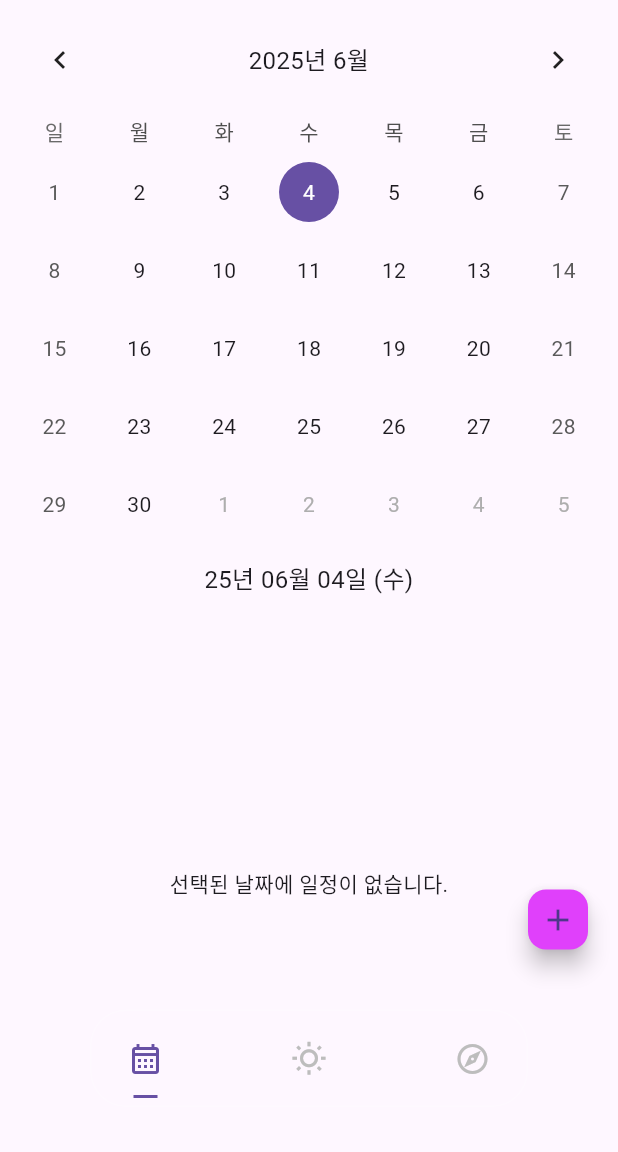
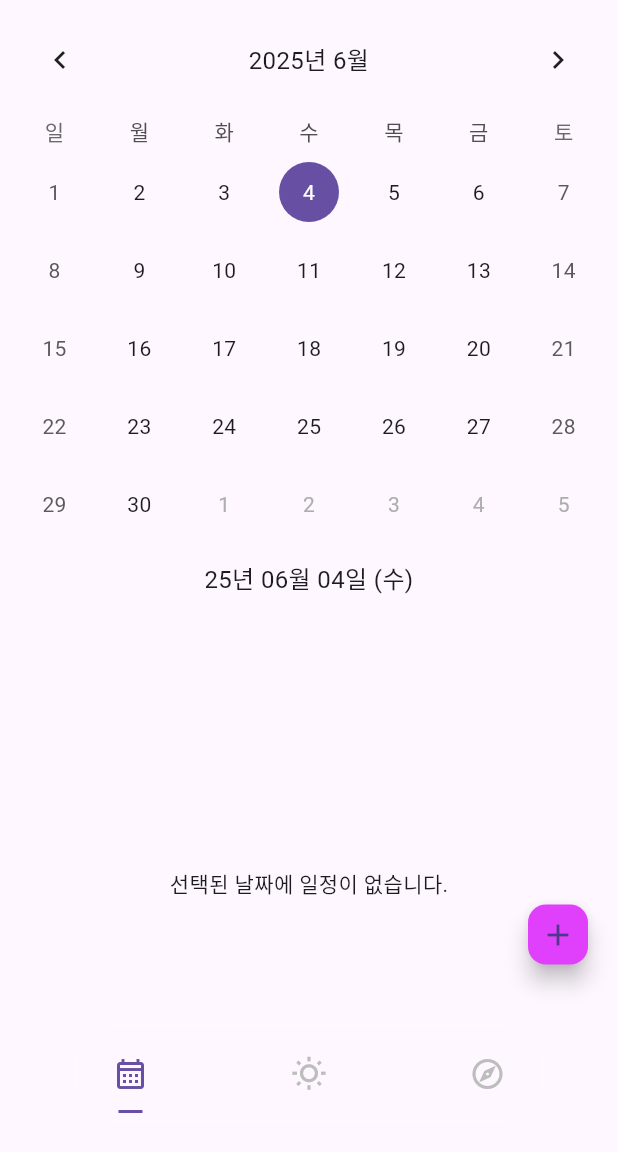
Before and after one commit to creatorjun/SafeDiary, a Flutter app: the HomeScreen screen opened by its route, on a phone screen of 412 x 824 dp, the part 84-1236 px from its top. Run offline on Flutter 3.47's test engine with Material 3 defaults, Android fonts, the phone set to English and light mode, and no system bars; drawn by our look-alikes of crystal_navigation_bar, table_calendar; our stand-ins replace flutter_dotenv, flutter_secure_storage, flutter_svg_provider, get; missing offline and left inert: kakao_flutter_sdk, naver_login_sdk; accounts and stored records are empty.

```diff
--- a/lib/app/controllers/login_controller.dart
+++ b/lib/app/controllers/login_controller.dart
@@ -99,6 +99,10 @@ class LoginController extends GetxController {
           isAppPasswordSet: responseData['appPasswordSet'] as bool? ?? false,
           createdAt: responseData['createdAt'] != null ? DateTime.tryParse(responseData['createdAt']) : null,
         );
+
+        if(kDebugMode){
+          print(user.toString());
+        }
 
         if (_user.value.safeRefreshToken != null) {
           await _secureStorageService.saveRefreshToken(refreshToken: _user.value.safeRefreshToken!);
@@ -216,7 +220,6 @@ class LoginController extends GetxController {
         id: rawId,
         nickname: kakaoApiUser.kakaoAccount?.profile?.nickname,
         socialAccessToken: kakaoToken.accessToken,
-        // partnerNickname은 소셜 로그인 시점에는 알 수 없음
       );
       User? updatedUser = await _fetchServiceTokensAndUpdateUser(socialUser);
       if (updatedUser != null) {
@@ -548,7 +551,6 @@ class LoginController extends GetxController {
       if (response.statusCode == 204 || response.statusCode == 200) {
         LoginPlatform currentPlatform = _user.value.platform;
         if (currentPlatform == LoginPlatform.naver) {
-          // Naver SDK unlinking
         } else if (currentPlatform == LoginPlatform.kakao) {
           try {
             await kakao.UserApi.instance.unlink();
--- a/lib/app/views/home_screen.dart
+++ b/lib/app/views/home_screen.dart
@@ -89,16 +89,14 @@ class HomeScreen extends GetView<HomeController> {
           ),
         ],
       ),
-      body: Obx(
+      body: Obx( // SafeArea 래핑을 제거했습니다.
             () => IndexedStack(
           index: controller.selectedIndex.value,
           children: screens,
         ),
       ),
       bottomNavigationBar: Obx(
-            () => Padding(
-          padding: const EdgeInsets.only(bottom: 10.0, left: 10.0, right: 10.0),
-          child: CrystalNavigationBar(
+            () => CrystalNavigationBar(
               currentIndex: controller.selectedIndex.value,
               onTap: (index) {
                 controller.changeTabIndex(index);
@@ -109,22 +107,18 @@ class HomeScreen extends GetView<HomeController> {
               enableFloatingNavBar: true,
               items: [
                 CrystalNavigationBarItem(
-                // icon: controller.selectedIndex.value == 0 ? Icons.calendar_month : Icons.calendar_month_outlined, // 선택 시 아이콘 변경 예시
-                icon: Icons.calendar_month_outlined, // 기본 아이콘
+                  icon: Icons.calendar_month_outlined,
                   selectedColor: theme.colorScheme.primary,
                 ),
                 CrystalNavigationBarItem(
-                // icon: controller.selectedIndex.value == 1 ? Icons.wb_sunny : Icons.wb_sunny_outlined, // 선택 시 아이콘 변경 예시
-                icon: Icons.wb_sunny_outlined, // 기본 아이콘
+                  icon: Icons.wb_sunny_outlined,
                   selectedColor: theme.colorScheme.primary,
                 ),
                 CrystalNavigationBarItem(
-                // icon: controller.selectedIndex.value == 2 ? Icons.explore : Icons.explore_outlined, // 선택 시 아이콘 변경 예시
-                icon: Icons.explore_outlined, // 기본 아이콘
+                  icon: Icons.explore_outlined,
                   selectedColor: theme.colorScheme.primary,
                 ),
               ],
-          ),
             ),
       ),
       floatingActionButton: Obx(() {
--- a/lib/app/views/luck_view.dart
+++ b/lib/app/views/luck_view.dart
@@ -238,11 +238,7 @@ class LuckView extends GetView<LuckController> {
                     )
                   ],
                   _buildLuckCategoryCard("💡 조언", luckData.advice, Icons.lightbulb_outline),
-                  verticalSpaceMedium,
-                  Text(
-                    "태어난 해: ${luckData.applicableYears.join(', ')}",
-                    style: textStyleSmall.copyWith(color: Colors.grey.shade500, fontStyle: FontStyle.italic),
-                  ),
+                  SizedBox(height: 108,)
                 ],
               ),
             ),
```
Also changed, not shown: lib/app/views/login_screen.dart (+37 -27 lines), lib/app/views/profile_screen.dart (+13 -6 lines), 1 other file. Lines whose indentation alone changed are shown as unchanged.
